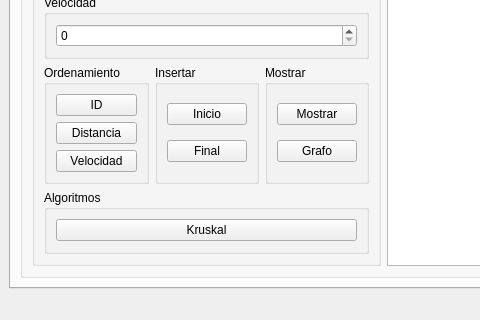
MoraRMod/Particulas, file mainwindow.ui: the form before one commit; both pictures show x 0 to 480 and y 336 to 656 of the 800 by 656 pixel window.
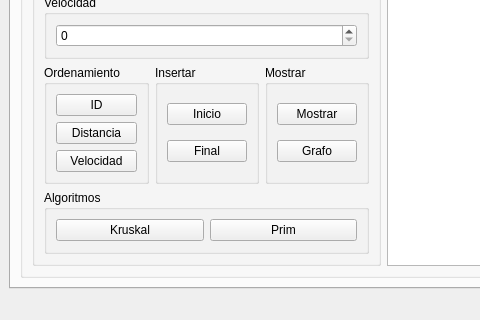
The form after the commit.

Commit message: Se agrega el boton de Prim

```diff
--- a/mainwindow.ui
+++ b/mainwindow.ui
@@ -286,6 +286,13 @@
                    </property>
                   </widget>
                  </item>
+                 <item row="0" column="1">
+                  <widget class="QPushButton" name="Prim_PushButton">
+                   <property name="text">
+                    <string>Prim</string>
+                   </property>
+                  </widget>
+                 </item>
                 </layout>
                </widget>
               </item>
```
